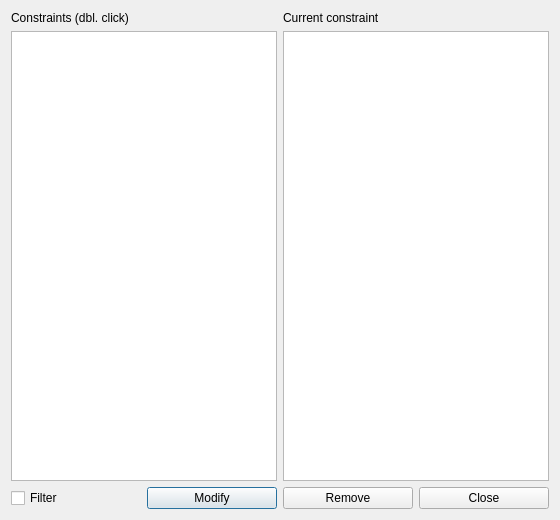
Old version of the form src/interface/allspaceconstraintsform_template.ui in the repository janLo/FET.
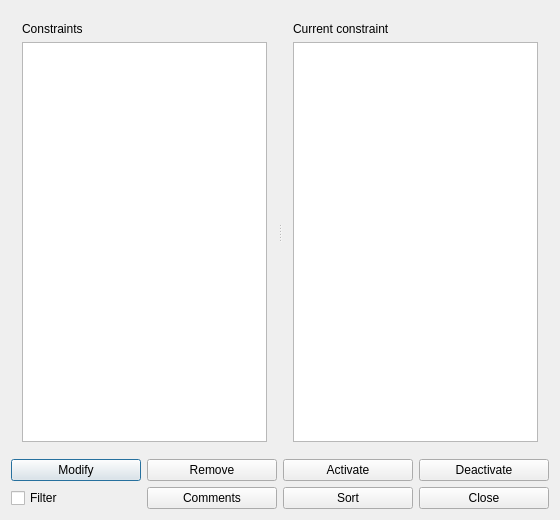
New version of the form.

```diff
--- a/src/interface/allspaceconstraintsform_template.ui
+++ b/src/interface/allspaceconstraintsform_template.ui
@@ -15,16 +15,36 @@
   </property>
   <layout class="QGridLayout" name="gridLayout">
    <item row="0" column="0">
+    <widget class="QSplitter" name="splitter">
+     <property name="sizePolicy">
+      <sizepolicy hsizetype="Expanding" vsizetype="Expanding">
+       <horstretch>0</horstretch>
+       <verstretch>0</verstretch>
+      </sizepolicy>
+     </property>
+     <property name="orientation">
+      <enum>Qt::Horizontal</enum>
+     </property>
+     <widget class="QWidget" name="layoutWidget">
+      <layout class="QVBoxLayout" name="verticalLayout_2">
+       <item>
     <widget class="QLabel" name="constraintsTextLabel">
      <property name="text">
-      <string>Constraints (dbl. click)</string>
+          <string>Constraints</string>
      </property>
      <property name="wordWrap">
       <bool>false</bool>
      </property>
     </widget>
    </item>
-   <item row="0" column="2">
+       <item>
+        <widget class="QListWidget" name="constraintsListWidget"/>
+       </item>
+      </layout>
+     </widget>
+     <widget class="QWidget" name="layoutWidget2">
+      <layout class="QVBoxLayout" name="verticalLayout">
+       <item>
     <widget class="QLabel" name="currentConstraintTextLabel">
      <property name="text">
       <string>Current constraint</string>
@@ -34,38 +54,69 @@
      </property>
     </widget>
    </item>
-   <item row="1" column="0" colspan="2">
-    <widget class="QListWidget" name="constraintsListWidget"/>
-   </item>
-   <item row="1" column="2" colspan="2">
-    <widget class="QTextEdit" name="currentConstraintTextEdit">
-     <property name="readOnly">
-      <bool>true</bool>
-     </property>
-    </widget>
-   </item>
-   <item row="2" column="0">
-    <widget class="QCheckBox" name="filterCheckBox">
-     <property name="text">
-      <string>Filter</string>
-     </property>
+       <item>
+        <widget class="QPlainTextEdit" name="currentConstraintTextEdit"/>
+       </item>
+      </layout>
+     </widget>
     </widget>
    </item>
-   <item row="2" column="1">
+   <item row="1" column="0">
+    <layout class="QHBoxLayout" name="horizontalLayout_2">
+     <item>
     <widget class="QPushButton" name="modifyConstraintPushButton">
      <property name="text">
       <string>Modify</string>
      </property>
     </widget>
    </item>
-   <item row="2" column="2">
+     <item>
     <widget class="QPushButton" name="removeConstraintPushButton">
      <property name="text">
       <string>Remove</string>
      </property>
     </widget>
    </item>
-   <item row="2" column="3">
+     <item>
+      <widget class="QPushButton" name="activatePushButton">
+       <property name="text">
+        <string comment="Refers to activating a space constraint">Activate</string>
+       </property>
+      </widget>
+     </item>
+     <item>
+      <widget class="QPushButton" name="deactivatePushButton">
+       <property name="text">
+        <string comment="Refers to deactivating a space constraint">Deactivate</string>
+       </property>
+      </widget>
+     </item>
+    </layout>
+   </item>
+   <item row="2" column="0">
+    <layout class="QHBoxLayout" name="horizontalLayout">
+     <item>
+      <widget class="QCheckBox" name="filterCheckBox">
+       <property name="text">
+        <string>Filter</string>
+       </property>
+      </widget>
+     </item>
+     <item>
+      <widget class="QPushButton" name="commentsPushButton">
+       <property name="text">
+        <string>Comments</string>
+       </property>
+      </widget>
+     </item>
+     <item>
+      <widget class="QPushButton" name="sortByCommentsPushButton">
+       <property name="text">
+        <string>Sort</string>
+       </property>
+      </widget>
+     </item>
+     <item>
     <widget class="QPushButton" name="closePushButton">
      <property name="text">
       <string>Close</string>
@@ -73,6 +124,8 @@
     </widget>
    </item>
   </layout>
+   </item>
+  </layout>
  </widget>
  <layoutdefault spacing="6" margin="11"/>
  <tabstops>
```
Left out of the diff: 8 changed lines with no effect on the pictures. Lines whose indentation alone changed are shown as unchanged.
